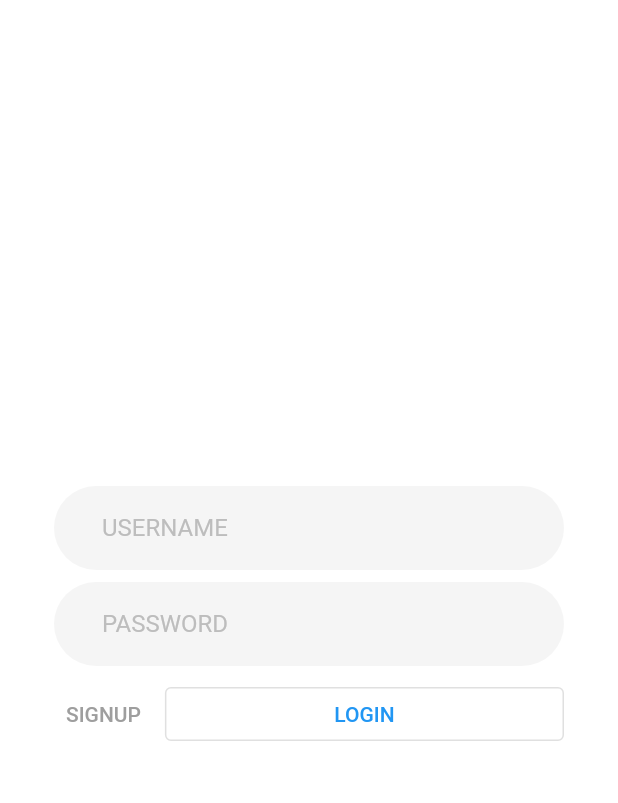
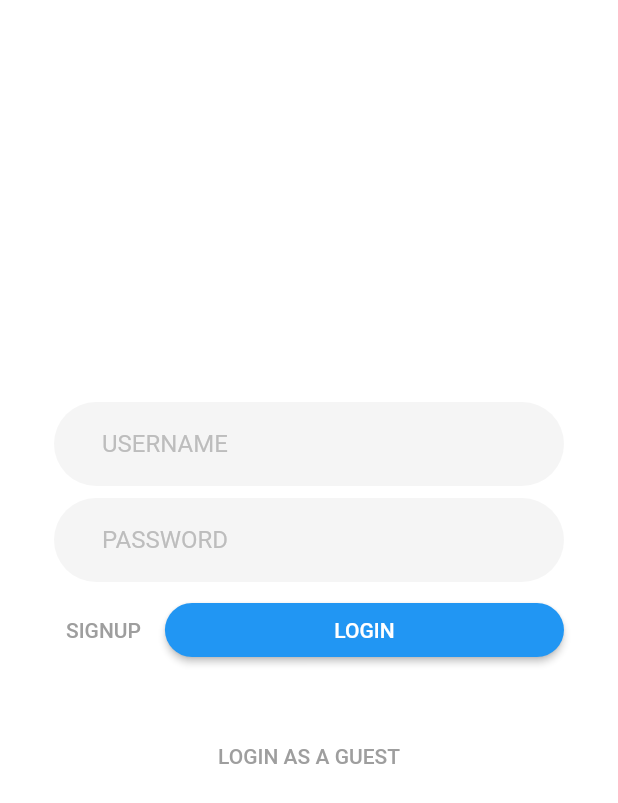
Before and after one commit to belkacem-co/friendy, a Flutter app: the screen it shows after launch, on a phone screen of 412 x 824 dp. Shown: the top 803 px of the screen. Run offline on Flutter 3.47's test engine with Material 2 defaults, Android fonts, the light colour scheme and no system bars; accounts and stored records are empty; generated files the repository leaves out were written again.

Commit message:
Mobile - Add login as a guest

```diff
--- a/mobile/lib/providers/Authentication.dart
+++ b/mobile/lib/providers/Authentication.dart
@@ -21,6 +21,17 @@ class Authentication with ChangeNotifier {
     if (response.statusCode == 200) {
       user = User.fromJson(jsonDecode(response.body));
     }
+    notifyListeners();
+  }
+
+  void loginAsGuest() {
+    user = User(
+      'guest.guest',
+      'Guest',
+      'Guest',
+      'm',
+      DateTime.now(),
+    );
     notifyListeners();
   }
 
--- a/mobile/lib/screens/login_screen.dart
+++ b/mobile/lib/screens/login_screen.dart
@@ -68,21 +68,59 @@ class _LoginScreenState extends State<LoginScreen> {
                             color: Colors.grey,
                           ),
                         ),
+                        style: ButtonStyle(
+                          shape: MaterialStateProperty.all<
+                              RoundedRectangleBorder>(
+                            RoundedRectangleBorder(
+                              borderRadius: BorderRadius.circular(64),
+                            ),
+                          ),
+                        ),
                       ),
                     ),
                     Expanded(
                       child: Container(
                         margin: EdgeInsets.all(4),
-                        child: OutlinedButton(
+                        child: ElevatedButton(
                           onPressed: login,
                           child: Text(
                             AppLocalizations.of(context)!.login.toUpperCase(),
+                          ),
+                          style: ButtonStyle(
+                            shape: MaterialStateProperty.all<
+                                RoundedRectangleBorder>(
+                              RoundedRectangleBorder(
+                                borderRadius: BorderRadius.circular(64),
+                              ),
+                            ),
                           ),
                         ),
                       ),
                     )
                   ],
-                )
+                ),
+                Container(
+                  margin: EdgeInsets.symmetric(horizontal: 0, vertical: 32),
+                  child: TextButton(
+                    onPressed: () {
+                      _authentication.loginAsGuest();
+                    },
+                    child: Text(
+                      'Login as a guest'.toUpperCase(),
+                      style: TextStyle(
+                        color: Colors.grey,
+                      ),
+                    ),
+                    style: ButtonStyle(
+                      shape: MaterialStateProperty.all<
+                          RoundedRectangleBorder>(
+                        RoundedRectangleBorder(
+                          borderRadius: BorderRadius.circular(64),
+                        ),
+                      ),
+                    ),
+                  ),
+                ),
               ],
             ),
           ),
```
